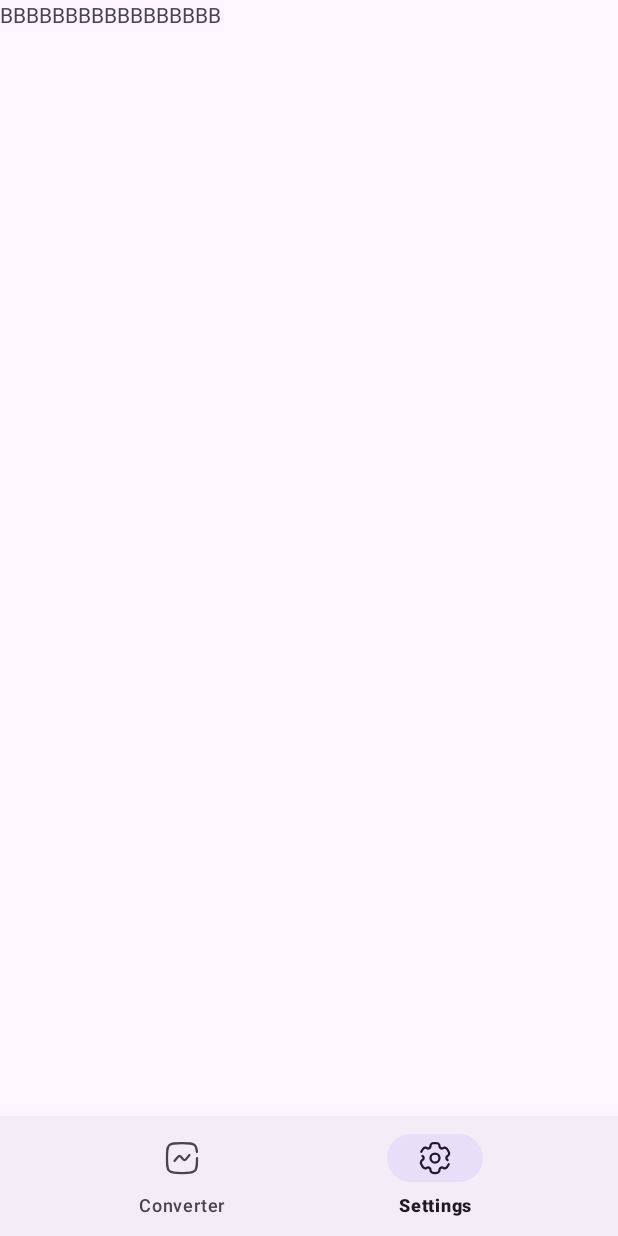
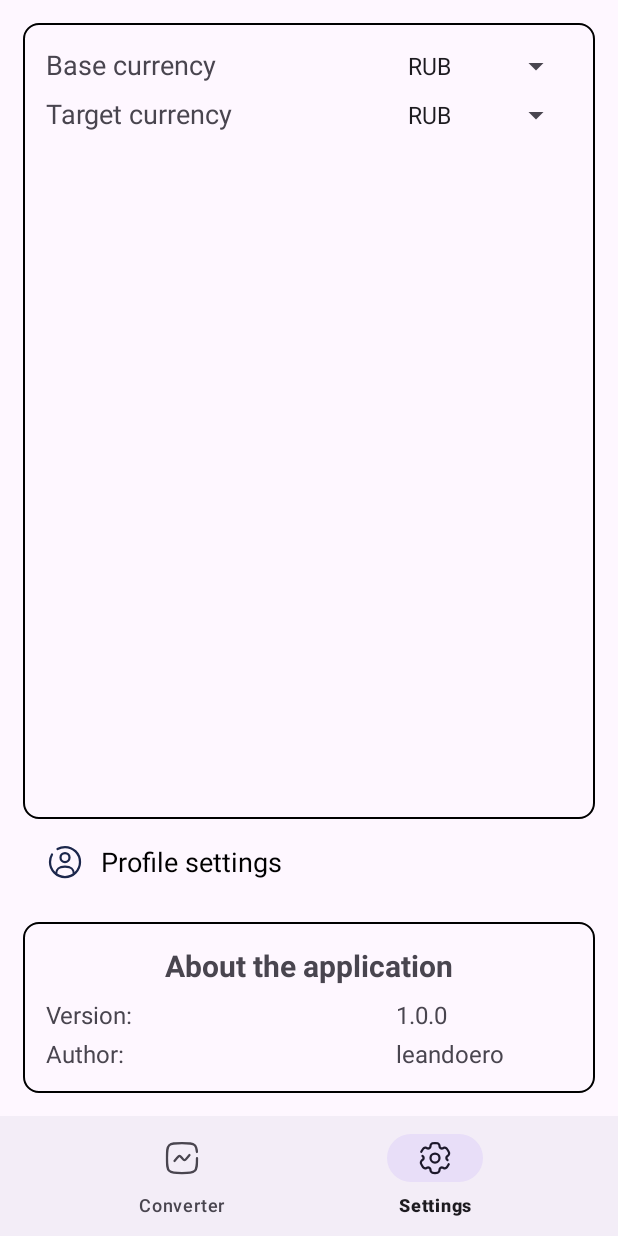
Before and after one commit to leandoero/CurrencyConverter, an Android app: the SettingsFragment screen opened through its navigation route, on a phone screen of 412 x 824 dp. Run offline under Robolectric (Android 15) with nearby library versions, the phone set to English and light mode, and no system bars; our stand-ins replace navigation-ui.

Commit message:
development of the settings screen

```diff
--- /dev/null
+++ b/app/src/main/res/drawable/ic_user.xml
@@ -0,0 +1,23 @@
+<vector xmlns:android="http://schemas.android.com/apk/res/android"
+    android:width="800dp"
+    android:height="800dp"
+    android:viewportWidth="24"
+    android:viewportHeight="24">
+  <path
+      android:pathData="M12,9m-3,0a3,3 0,1 1,6 0a3,3 0,1 1,-6 0"
+      android:strokeWidth="1.5"
+      android:fillColor="#00000000"
+      android:strokeColor="#1C274C"/>
+  <path
+      android:pathData="M17.969,20C17.81,17.108 16.925,15 12,15C7.075,15 6.19,17.108 6.031,20"
+      android:strokeWidth="1.5"
+      android:fillColor="#00000000"
+      android:strokeColor="#1C274C"
+      android:strokeLineCap="round"/>
+  <path
+      android:pathData="M7,3.338C8.471,2.487 10.179,2 12,2C17.523,2 22,6.477 22,12C22,17.523 17.523,22 12,22C6.477,22 2,17.523 2,12C2,10.179 2.487,8.471 3.338,7"
+      android:strokeWidth="1.5"
+      android:fillColor="#00000000"
+      android:strokeColor="#1C274C"
+      android:strokeLineCap="round"/>
+</vector>
--- a/app/src/main/res/layout/fragment_settings.xml
+++ b/app/src/main/res/layout/fragment_settings.xml
@@ -1,14 +1,167 @@
 <?xml version="1.0" encoding="utf-8"?>
-<FrameLayout xmlns:android="http://schemas.android.com/apk/res/android"
+<LinearLayout xmlns:android="http://schemas.android.com/apk/res/android"
     xmlns:tools="http://schemas.android.com/tools"
+    xmlns:app="http://schemas.android.com/apk/res-auto"
     android:layout_width="match_parent"
     android:layout_height="match_parent"
+    android:orientation="vertical"
+    android:padding="15dp"
     tools:context=".SettingsFragment">
 
-    <!-- TODO: Update blank fragment layout -->
-    <TextView
+    <!-- Блок с настройками валют -->
+    <LinearLayout
         android:layout_width="match_parent"
-        android:layout_height="match_parent"
-        android:text="BBBBBBBBBBBBBBBBB" />
+        android:layout_height="0dp"
+        android:layout_weight="1"
+        android:orientation="vertical"
+        android:background="@drawable/oval_background"
+        android:padding="15dp">
 
-</FrameLayout>
+        <!-- Повторяющийся блок настройки -->
+        <LinearLayout
+            android:layout_width="match_parent"
+            android:layout_height="wrap_content"
+            android:orientation="horizontal"
+            android:weightSum="3">
+
+            <TextView
+                android:layout_width="0dp"
+                android:layout_weight="2"
+                android:layout_height="wrap_content"
+                android:text="Base currency"
+                android:textSize="18sp"
+                android:gravity="center_vertical" />
+
+            <Spinner
+                android:layout_width="0dp"
+                android:layout_weight="1"
+                android:layout_height="wrap_content"
+                android:entries="@array/amount_options" />
+        </LinearLayout>
+
+        <!-- Повтори выше блок при необходимости ещё 3 раза -->
+        <!-- Пример: -->
+        <LinearLayout
+            android:layout_width="match_parent"
+            android:layout_height="wrap_content"
+            android:orientation="horizontal"
+            android:weightSum="3"
+            android:layout_marginTop="8dp">
+
+            <TextView
+                android:layout_width="0dp"
+                android:layout_weight="2"
+                android:layout_height="wrap_content"
+                android:text="Target currency"
+                android:textSize="18sp"
+                android:gravity="center_vertical" />
+
+            <Spinner
+                android:layout_width="0dp"
+                android:layout_weight="1"
+                android:layout_height="wrap_content"
+                android:entries="@array/amount_options" />
+        </LinearLayout>
+
+        <!-- Добавь еще блоки при необходимости -->
+
+    </LinearLayout>
+
+    <!-- Блок "Настройки профиля" -->
+    <androidx.constraintlayout.widget.ConstraintLayout
+        android:id="@+id/layout_profile_settings"
+        android:layout_width="match_parent"
+        android:layout_height="wrap_content"
+        android:background="?attr/selectableItemBackground"
+        android:padding="16dp"
+        android:clickable="true"
+        android:focusable="true">
+
+        <ImageView
+            android:id="@+id/imageUser"
+            android:layout_width="24dp"
+            android:layout_height="24dp"
+            android:src="@drawable/ic_user"
+            app:layout_constraintStart_toStartOf="parent"
+            app:layout_constraintTop_toTopOf="parent"
+            app:layout_constraintBottom_toBottomOf="parent" />
+
+        <TextView
+            android:id="@+id/tvProfileSettings"
+            android:layout_width="0dp"
+            android:layout_height="wrap_content"
+            android:text="Profile settings"
+            android:textSize="18sp"
+            android:textColor="@android:color/black"
+            android:gravity="center_vertical"
+            android:layout_marginStart="12dp"
+            app:layout_constraintStart_toEndOf="@id/imageUser"
+            app:layout_constraintEnd_toEndOf="parent"
+            app:layout_constraintTop_toTopOf="@id/imageUser"
+            app:layout_constraintBottom_toBottomOf="@id/imageUser" />
+    </androidx.constraintlayout.widget.ConstraintLayout>
+
+    <!-- О приложении -->
+    <LinearLayout
+        android:layout_width="match_parent"
+        android:layout_height="wrap_content"
+        android:orientation="vertical"
+        android:background="@drawable/oval_background"
+        android:padding="15dp"
+        android:layout_marginTop="12dp">
+
+        <TextView
+            android:layout_width="match_parent"
+            android:layout_height="wrap_content"
+            android:text="About the application"
+            android:textSize="20sp"
+            android:gravity="center"
+            android:textStyle="bold"
+            android:paddingBottom="8dp" />
+
+        <LinearLayout
+            android:layout_width="match_parent"
+            android:layout_height="wrap_content"
+            android:orientation="horizontal"
+            android:weightSum="3">
+
+            <TextView
+                android:layout_width="0dp"
+                android:layout_height="wrap_content"
+                android:layout_weight="2"
+                android:text="Version:"
+                android:textSize="16sp"
+                android:gravity="center_vertical" />
+
+            <TextView
+                android:layout_width="0dp"
+                android:layout_height="wrap_content"
+                android:layout_weight="1"
+                android:text="1.0.0"
+                android:textSize="16sp" />
+        </LinearLayout>
+
+        <LinearLayout
+            android:layout_width="match_parent"
+            android:layout_height="wrap_content"
+            android:orientation="horizontal"
+            android:weightSum="3"
+            android:layout_marginTop="4dp">
+
+            <TextView
+                android:layout_width="0dp"
+                android:layout_height="wrap_content"
+                android:layout_weight="2"
+                android:text="Author:"
+                android:textSize="16sp"
+                android:gravity="center_vertical" />
+
+            <TextView
+                android:layout_width="0dp"
+                android:layout_height="wrap_content"
+                android:layout_weight="1"
+                android:text="leandoero"
+                android:textSize="16sp" />
+        </LinearLayout>
+    </LinearLayout>
+</LinearLayout>
```
Also changed, not shown: app/src/main/res/layout/fragment_converter.xml (+65 -65 lines).
